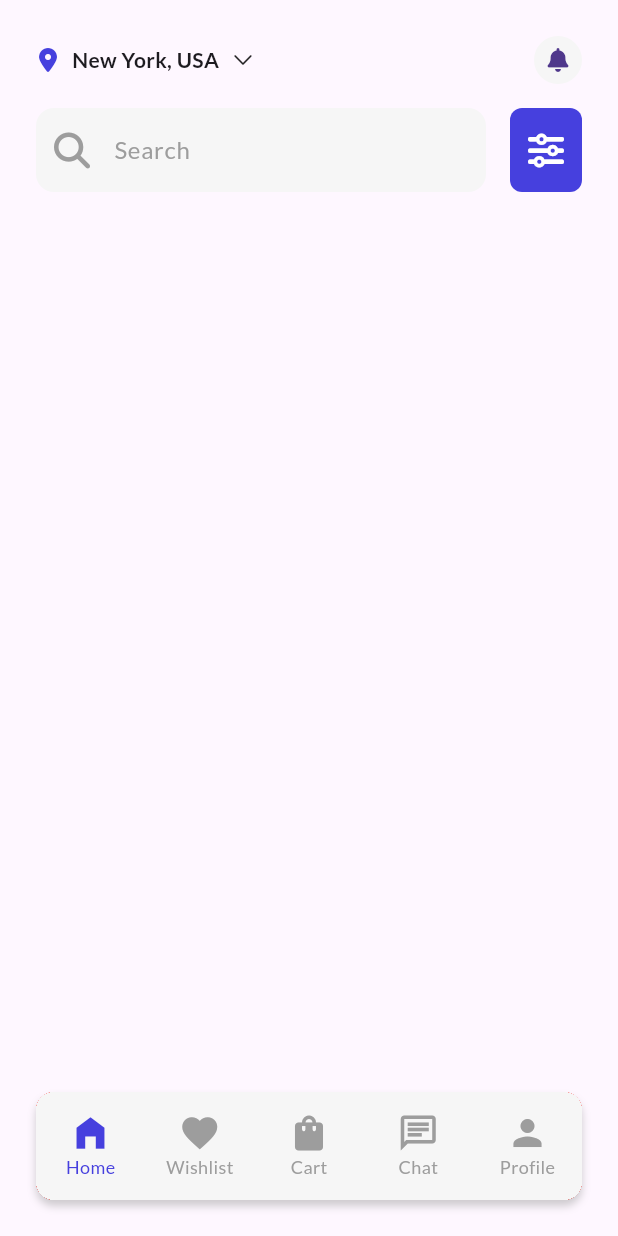
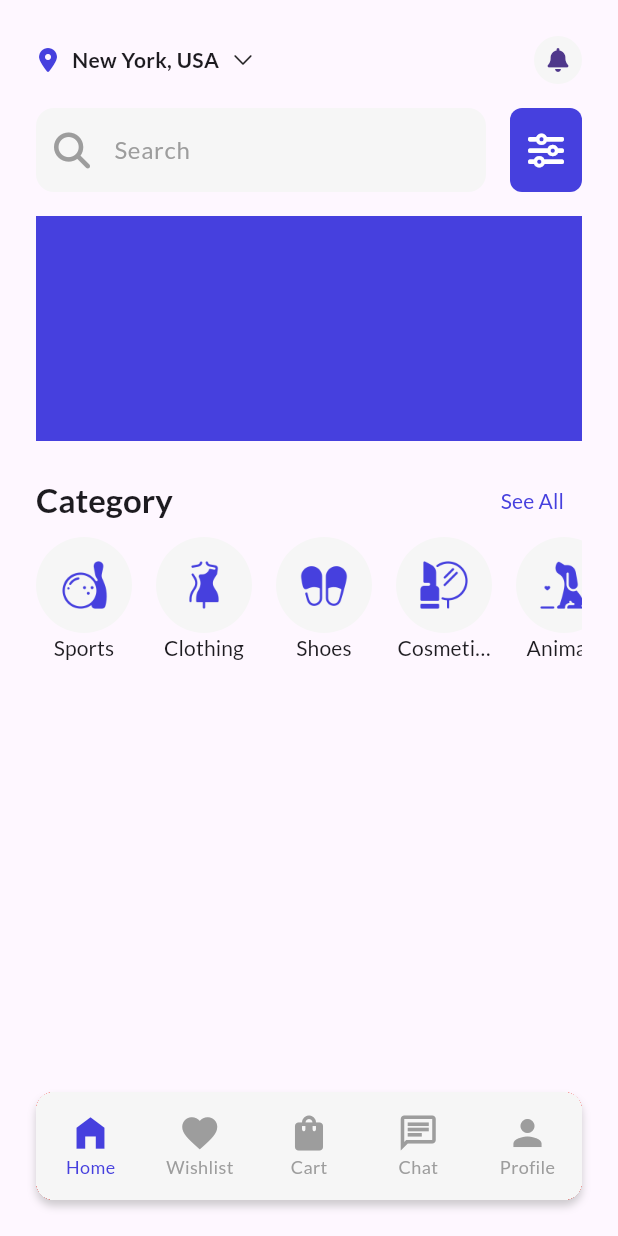
Before and after one commit to aliwaseem27/e_commerce_clone, a Flutter app: the screen it shows after launch, on a phone screen of 412 x 824 dp. Run offline on Flutter 3.47's test engine with Material 3 defaults, Android fonts, the phone set to English and light mode, and no system bars; our stand-ins replace auto_route, device_preview, font_awesome_flutter, pinput.

Commit message:
add: Categories Home Screen

```diff
--- /dev/null
+++ b/lib/presentation/common/widgets/section_title.dart
@@ -0,0 +1,38 @@
+import 'package:flutter/material.dart';
+
+import '../../../utils/constants/app_colors.dart';
+
+class SectionTitle extends StatelessWidget {
+  const SectionTitle({
+    super.key,
+    required this.title,
+    this.showButton = true,
+    this.onPressed,
+  });
+
+  final String title;
+  final bool showButton;
+  final Function()? onPressed;
+
+  @override
+  Widget build(BuildContext context) {
+    return Row(
+      mainAxisAlignment: MainAxisAlignment.spaceBetween,
+      children: [
+        Text(
+          title,
+          style: Theme.of(context).textTheme.titleLarge?.copyWith(fontWeight: FontWeight.bold),
+        ),
+        showButton
+            ? TextButton(
+                onPressed: onPressed,
+                child: Text(
+                  "See All",
+                  style: TextStyle(color: AppColors.primaryColor),
+                ),
+              )
+            : Container(),
+      ],
+    );
+  }
+}
--- a/lib/presentation/screens/store/home_screen.dart
+++ b/lib/presentation/screens/store/home_screen.dart
@@ -1,9 +1,12 @@
 import 'package:auto_route/annotations.dart';
 import 'package:e_commerce_clone/utils/constants/app_colors.dart';
 import 'package:e_commerce_clone/utils/constants/app_sizes.dart';
+import 'package:e_commerce_clone/utils/constants/image_strings.dart';
 import 'package:flutter/material.dart';
 import 'package:font_awesome_flutter/font_awesome_flutter.dart';
 
+import '../../common/widgets/section_title.dart';
+import 'widgets/category_vertical_widget.dart';
 import 'widgets/home_screen_header.dart';
 import 'widgets/home_search_bar.dart';
 
@@ -13,6 +16,17 @@ class HomeScreen extends StatelessWidget {
 
   @override
   Widget build(BuildContext context) {
+    final List<Map<String, String>> categories = [
+      {"title": "Sports", "image": ImageStrings.sportIcon},
+      {"title": "Clothing", "image": ImageStrings.clothIcon},
+      {"title": "Shoes", "image": ImageStrings.shoeIcon},
+      {"title": "Cosmetics", "image": ImageStrings.cosmeticsIcon},
+      {"title": "Animals", "image": ImageStrings.animalIcon},
+      {"title": "Toys", "image": ImageStrings.toyIcon},
+      {"title": "Furniture", "image": ImageStrings.furnitureIcon},
+      {"title": "Jewelery", "image": ImageStrings.jeweleryIcon},
+      {"title": "Electronics", "image": ImageStrings.electronicsIcon},
+    ];
     return SafeArea(
       child: Padding(
         padding: const EdgeInsets.all(AppSizes.defaultSpace),
@@ -27,10 +41,38 @@ class HomeScreen extends StatelessWidget {
               // Search Bar
               HomeSearchBar(),
 
+              SizedBox(height: AppSizes.spaceBtwItems),
+
               // Promo Banners
-              Container(),
+              Container(
+                width: MediaQuery.of(context).size.width,
+                height: 150,
+                color: AppColors.primaryColor,
+              ),
 
-              // Categories
+              SizedBox(height: AppSizes.spaceBtwItems),
+
+              // Categories Header
+              SectionTitle(
+                title: "Category",
+                onPressed: () {},
+              ),
+
+              // Categories List
+              SizedBox(
+                height: 100,
+                child: ListView.builder(
+                  itemCount: categories.length,
+                  shrinkWrap: true,
+                  scrollDirection: Axis.horizontal,
+                  itemBuilder: (context, index) {
+                    return CategoryVerticalWidget(
+                      title: categories[index].values.first,
+                      image: categories[index].values.last,
+                    );
+                  },
+                ),
+              ),
 
               // Products for you
 
--- /dev/null
+++ b/lib/presentation/screens/store/widgets/category_vertical_widget.dart
@@ -0,0 +1,51 @@
+import 'package:flutter/material.dart';
+
+import '../../../../utils/constants/app_colors.dart';
+import '../../../../utils/constants/app_sizes.dart';
+
+class CategoryVerticalWidget extends StatelessWidget {
+  const CategoryVerticalWidget({
+    super.key,
+    required this.image,
+    required this.title,
+  });
+
+  final String image;
+  final String title;
+
+  @override
+  Widget build(BuildContext context) {
+    return Container(
+      margin: EdgeInsets.only(right: AppSizes.spaceBtwItems),
+      child: Column(
+        crossAxisAlignment: CrossAxisAlignment.center,
+        children: [
+          Container(
+            width: 64,
+            height: 64,
+            padding: const EdgeInsets.all(AppSizes.md),
+            decoration: BoxDecoration(
+              color: AppColors.secondaryColor,
+              borderRadius: BorderRadius.circular(100),
+            ),
+            child: Image(
+              image: AssetImage(image),
+              fit: BoxFit.cover,
+              color: AppColors.primaryColor,
+            ),
+          ),
+          SizedBox(
+            width: 64,
+            child: Text(
+              title,
+              style: Theme.of(context).textTheme.labelLarge,
+              overflow: TextOverflow.ellipsis,
+              maxLines: 1,
+              textAlign: TextAlign.center,
+            ),
+          ),
+        ],
+      ),
+    );
+  }
+}
--- a/lib/utils/constants/image_strings.dart
+++ b/lib/utils/constants/image_strings.dart
@@ -1,3 +1,14 @@
 class ImageStrings {
   static const String profileImage = "assets/images/me.jpg";
+
+  // Categories
+  static const String sportIcon = "assets/images/categories/icons8-bowling-64.png";
+  static const String clothIcon = "assets/images/categories/icons8-tailors-dummy-64.png";
+  static const String shoeIcon = "assets/images/categories/icons8-shoes-64.png";
+  static const String cosmeticsIcon = "assets/images/categories/icons8-cosmetics-64.png";
+  static const String animalIcon = "assets/images/categories/icons8-dog-heart-64.png";
+  static const String toyIcon = "assets/images/categories/icons8-wooden-toy-car-50.png";
+  static const String furnitureIcon = "assets/images/categories/icons8-dining-chair-64.png";
+  static const String jeweleryIcon = "assets/images/categories/icons8-sparkling-diamond-64.png";
+  static const String electronicsIcon = "assets/images/categories/icons8-smartphone-64.png";
 }
--- a/pubspec.yaml
+++ b/pubspec.yaml
@@ -31,6 +31,7 @@ flutter:
   # To add assets to your application, add an assets section, like this:
   assets:
     - assets/images/
+    - assets/images/categories/
   #   - images/a_dot_ham.jpeg
 
   fonts:
```
Also changed, not shown: assets/images/categories/icons8-bowling-64.png (added), assets/images/categories/icons8-cosmetics-64.png (added), assets/images/categories/icons8-dining-chair-64.png (added), assets/images/categories/icons8-dog-heart-64.png (added), assets/images/categories/icons8-school-uniform-64.png (added), assets/images/categories/icons8-shoes-64.png (added), assets/images/categories/icons8-smartphone-64.png (added), assets/images/categories/icons8-sparkling-diamond-64.png (added), assets/images/categories/icons8-tailors-dummy-64.png (added), assets/images/categories/icons8-wooden-toy-car-50.png (added).
